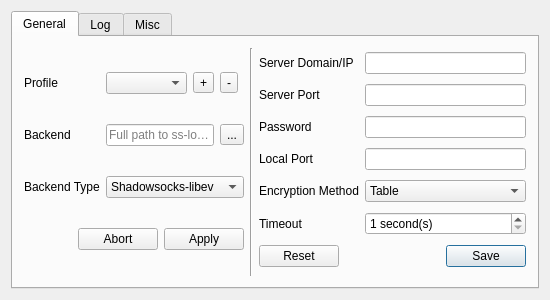
The window that mainwindow.ui (shadowsocks/shadowsocks-qt5) describes before a commit, drawn with Qt 5.
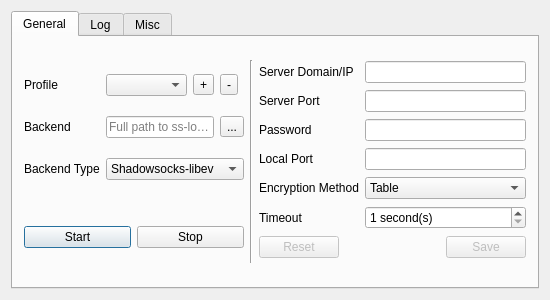
The same window after the commit. Icons and pictures are not drawn.

Patch:
```diff
--- a/mainwindow.ui
+++ b/mainwindow.ui
@@ -40,8 +40,8 @@
        <attribute name="title">
         <string>General</string>
        </attribute>
-       <layout class="QHBoxLayout" name="horizontalLayout_2">
-        <item>
+       <layout class="QGridLayout" name="gridLayout_2" rowstretch="10,1">
+        <item row="0" column="0">
          <layout class="QGridLayout" name="gridLayout_l">
           <item row="0" column="3">
            <widget class="QToolButton" name="addProfileButton">
@@ -127,23 +127,36 @@
             </property>
            </widget>
           </item>
-          <item row="3" column="0" colspan="5">
-           <widget class="QDialogButtonBox" name="apply_abort">
-            <property name="standardButtons">
-             <set>QDialogButtonBox::Abort|QDialogButtonBox::Apply</set>
+         </layout>
+        </item>
+        <item row="1" column="0">
+         <layout class="QHBoxLayout" name="horizontalLayout">
+          <item>
+           <widget class="QPushButton" name="startButton">
+            <property name="text">
+             <string>Start</string>
             </property>
+            <property name="autoDefault">
+             <bool>true</bool>
+            </property>
+            <property name="default">
+             <bool>true</bool>
+            </property>
            </widget>
           </item>
+          <item>
+           <widget class="QPushButton" name="stopButton">
+            <property name="text">
+             <string>Stop</string>
+            </property>
+            <property name="autoDefault">
+             <bool>true</bool>
+            </property>
+           </widget>
+          </item>
          </layout>
         </item>
-        <item>
-         <widget class="Line" name="vLine">
-          <property name="orientation">
-           <enum>Qt::Vertical</enum>
-          </property>
-         </widget>
-        </item>
-        <item>
+        <item row="0" column="2" rowspan="2">
          <layout class="QGridLayout" name="gridLayout_r">
           <item row="4" column="1">
            <widget class="QComboBox" name="methodComboBox">
@@ -301,6 +314,9 @@
           </item>
           <item row="6" column="0" colspan="2">
            <widget class="QDialogButtonBox" name="profileEditButtonBox">
+            <property name="enabled">
+             <bool>false</bool>
+            </property>
             <property name="standardButtons">
              <set>QDialogButtonBox::Reset|QDialogButtonBox::Save</set>
             </property>
@@ -308,6 +324,13 @@
           </item>
          </layout>
         </item>
+        <item row="0" column="1" rowspan="2">
+         <widget class="Line" name="vLine">
+          <property name="orientation">
+           <enum>Qt::Vertical</enum>
+          </property>
+         </widget>
+        </item>
        </layout>
       </widget>
       <widget class="QWidget" name="logTab">
```
